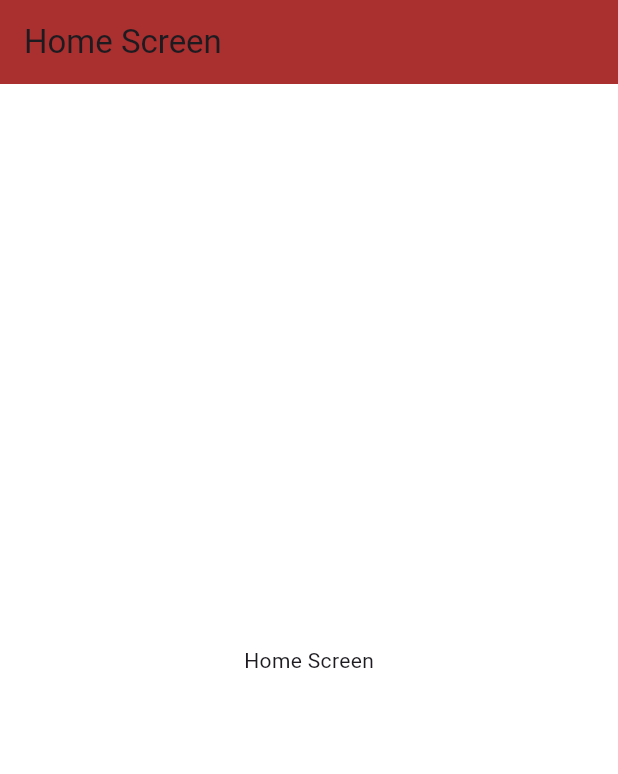
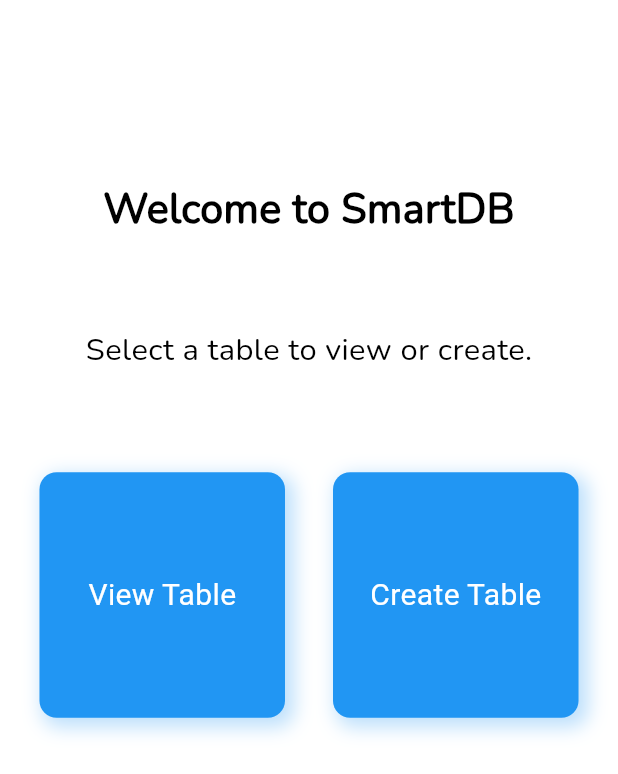
Before and after one commit to rahmagamalll/smartDB_App, a Flutter app: the screen it shows after launch, on a phone screen of 412 x 824 dp. Shown: the top 774 px of the screen. Run offline on Flutter 3.47's test engine with Material 3 defaults, Android fonts, the phone set to English and light mode, and no system bars; drawn by our look-alikes of flutter_animate; our stand-ins replace flutter_screenutil.

Commit message:
- create home screen

```diff
--- a/lib/core/theming/colors.dart
+++ b/lib/core/theming/colors.dart
@@ -1,7 +1,7 @@
 import 'package:flutter/material.dart';
 
 abstract class ColorsManager {
-  static const Color primaryColor = Color(0xff265BCC);
+  static const Color primaryColor = Colors.blue;
   static const Color white = Colors.white;
   static const Color black = Colors.black;
   static const Color red = Colors.red;
--- a/lib/core/theming/styles.dart
+++ b/lib/core/theming/styles.dart
@@ -52,6 +52,7 @@ abstract class TextStylesManager {
     fontWeight: FontWeightManager.medium,
     fontFamily: 'Nunito',
   );
+
   static TextStyle font18BlackBold = TextStyle(
     color: ColorsManager.black,
     fontSize: 18.sp,
--- a/lib/features/tabels_database/ui/screens/home_screen.dart
+++ b/lib/features/tabels_database/ui/screens/home_screen.dart
@@ -1,22 +1,117 @@
-// show or add table
 import 'package:flutter/material.dart';
+import 'package:software_project/core/helper/extensions.dart';
+import 'package:software_project/core/helper/spacing.dart';
+import 'package:software_project/core/routing/routes.dart';
+import 'package:software_project/core/theming/colors.dart';
+import 'package:software_project/core/theming/styles.dart';
+import 'package:flutter_screenutil/flutter_screenutil.dart';
+import 'package:flutter_animate/flutter_animate.dart';
+
 class HomeScreen extends StatelessWidget {
   const HomeScreen({super.key});
 
   @override
   Widget build(BuildContext context) {
     return Scaffold(
-      appBar: AppBar(
-        title: const Text('Home Screen'),
-      ),
-      body: const Center(
-        child: Column(
-          mainAxisAlignment: MainAxisAlignment.center,
-          children: [
-            Text('Home Screen'),
-          ],
+      body: SafeArea(
+        child: Padding(
+          padding: EdgeInsets.symmetric(horizontal: 16.w, vertical: 20.h),
+          child: Center(
+            child: Column(
+              mainAxisAlignment: MainAxisAlignment.center,
+              children: [
+                verticalSpacing(80),
+                Text(
+                  'Welcome to SmartDB',
+                  style: TextStylesManager.font18BlackBold.copyWith(
+                    fontSize: 24.sp,
+                  ),
+                ).animate().fade(duration: 1000.ms).slideY(begin: -0.2),
+                verticalSpacing(50),
+                Text(
+                  'Select a table to view or create.',
+                  style: TextStylesManager.font18BlackRegular,
+                ).animate().fade(duration: 800.ms, delay: 300.ms),
+                verticalSpacing(50),
+                Expanded(
+                  child: GridView.builder(
+                    gridDelegate:
+                        const SliverGridDelegateWithFixedCrossAxisCount(
+                      crossAxisCount: 2,
+                      crossAxisSpacing: 16,
+                      mainAxisSpacing: 16,
+                    ),
+                    itemCount: 2,
+                    itemBuilder: (context, index) {
+                      return CustomButton(
+                        name: buttonNames[index],
+                        onTap: () {
+                          context.pushNamed(Routes.showQueryScreen);
+                        },
+                      )
+                          .animate()
+                          .scale(duration: 800.ms, delay: (index * 200).ms);
+                    },
+                  ),
+                ),
+              ],
+            ),
+          ),
         ),
       ),
     );
   }
 }
+
+List<String> buttonNames = [
+  'View Table',
+  'Create Table',
+];
+
+class CustomButton extends StatefulWidget {
+  const CustomButton({super.key, required this.name, required this.onTap});
+  final String name;
+  final VoidCallback onTap;
+
+  @override
+  _CustomButtonState createState() => _CustomButtonState();
+}
+
+class _CustomButtonState extends State<CustomButton> {
+  bool _isPressed = false;
+
+  @override
+  Widget build(BuildContext context) {
+    return GestureDetector(
+      onTapDown: (_) => setState(() => _isPressed = true),
+      onTapUp: (_) => setState(() => _isPressed = false),
+      onTapCancel: () => setState(() => _isPressed = false),
+      onTap: widget.onTap,
+      child: AnimatedContainer(
+        duration: const Duration(milliseconds: 200),
+        curve: Curves.easeInOut,
+        margin: const EdgeInsets.all(8.0),
+        height: _isPressed ? 90 : 100,
+        width: _isPressed ? 90 : 100,
+        decoration: BoxDecoration(
+          color: ColorsManager.primaryColor,
+          borderRadius: BorderRadius.all(Radius.circular(10.r)),
+          boxShadow: [
+            BoxShadow(
+              color: ColorsManager.primaryColor.withOpacity(0.3),
+              spreadRadius: 2,
+              blurRadius: 10,
+              offset: const Offset(4, 4),
+            ),
+          ],
+        ),
+        child: Center(
+          child: Text(
+            widget.name,
+            style: const TextStyle(color: Colors.white, fontSize: 20),
+          ),
+        ),
+      ),
+    );
+  }
+}
```
Also changed, not shown: lib/core/widgets/custom_drop_down.dart (added, +63 -0 lines), pubspec.yaml (+4 -11 lines), pubspec.lock.
